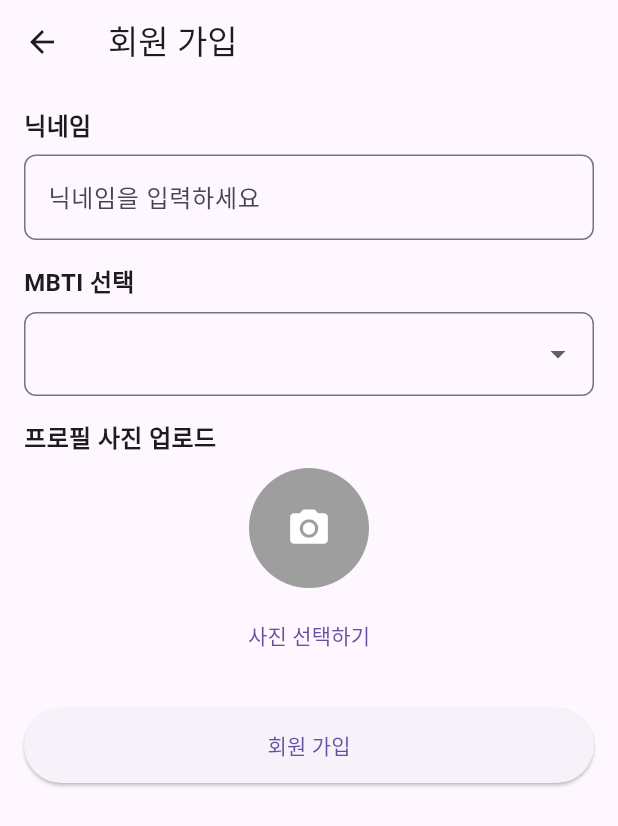
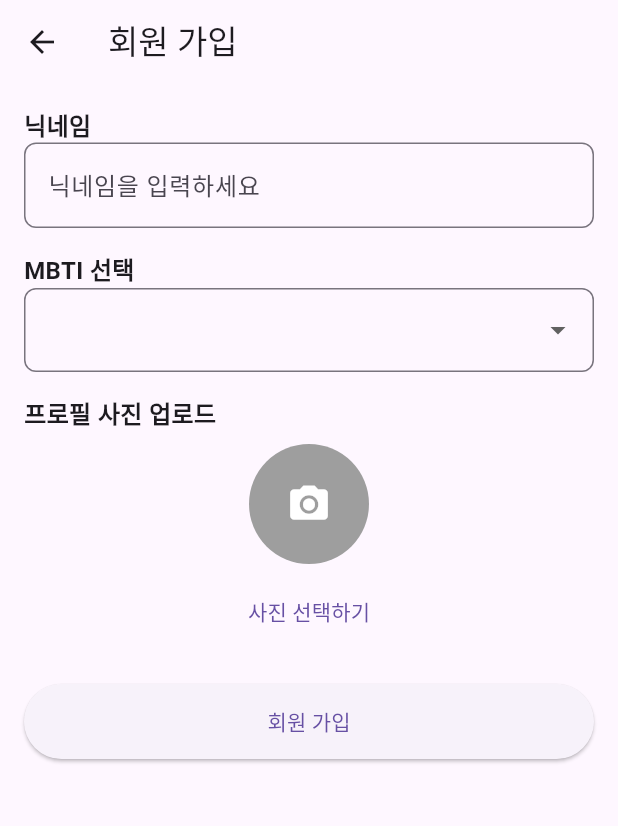
Before and after one commit to ayz1070/are-you-t, a Flutter app: the screen it shows after launch, after a tap on "카카오 로그인", on a phone screen of 412 x 824 dp. Shown: the top 826 px of the screen. Run offline on Flutter 3.47's test engine with Material 3 defaults, Android fonts, the phone set to English and light mode, and no system bars; our stand-ins replace flutter_riverpod, go_router, image_picker.

Commit message:
[domain] 회원가입 기본 ui 틀 및 비지니스 로직 구현
-

```diff
--- a/are_you_t_flutter/lib/features/auth/presentation/view/pages/sign_in_page.dart
+++ b/are_you_t_flutter/lib/features/auth/presentation/view/pages/sign_in_page.dart
@@ -19,7 +19,6 @@ class SignInPage extends ConsumerWidget {
         child: Column(
           crossAxisAlignment: CrossAxisAlignment.start,
           children: [
-            const SizedBox(height: 20),
             ElevatedButton(
               onPressed: (){
                 context.push('/sign-up');
--- a/are_you_t_flutter/lib/features/auth/presentation/view/pages/sign_up_page.dart
+++ b/are_you_t_flutter/lib/features/auth/presentation/view/pages/sign_up_page.dart
@@ -70,7 +70,6 @@ class _SignUpPageState extends ConsumerState<SignUpPage> {
           children: [
             // 닉네임 입력 필드
             const Text('닉네임', style: TextStyle(fontSize: 16, fontWeight: FontWeight.bold)),
-            const SizedBox(height: 8),
             TextField(
               controller: _nicknameController,
               decoration: InputDecoration(
@@ -82,7 +81,6 @@ class _SignUpPageState extends ConsumerState<SignUpPage> {
 
             // MBTI 선택 필드
             const Text('MBTI 선택', style: TextStyle(fontSize: 16, fontWeight: FontWeight.bold)),
-            const SizedBox(height: 8),
             DropdownButtonFormField<String>(
               value: _selectedMbti,
               decoration: InputDecoration(
```
